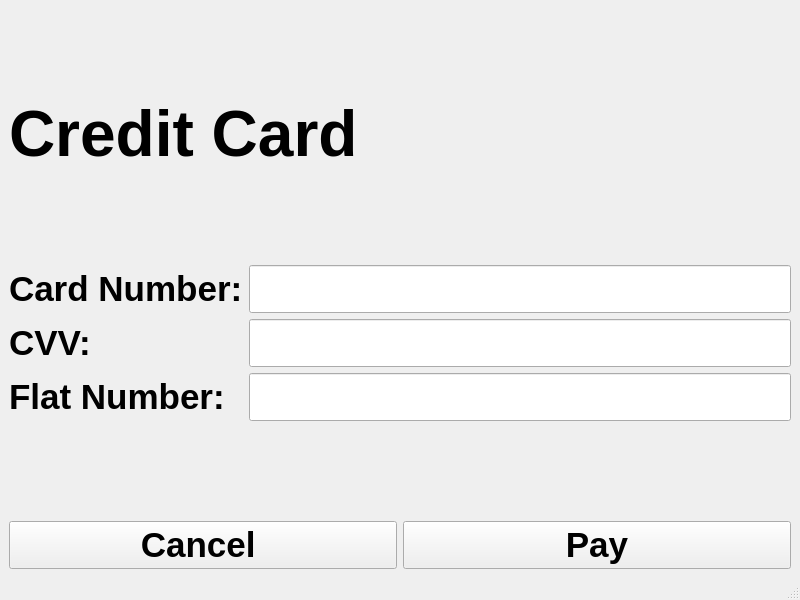
This is transaction_cc.ui in acmpesuecc/GrowPal as Qt 5 draws it before an edit. The edited form follows.
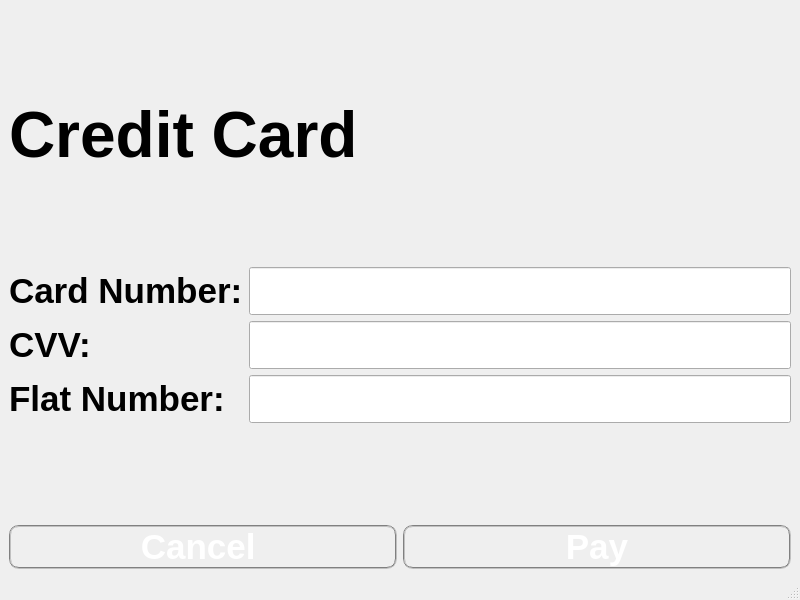
This is the edited form.

Patch:
```diff
--- a/transaction_cc.ui
+++ b/transaction_cc.ui
@@ -24,6 +24,11 @@
         <bold>true</bold>
        </font>
       </property>
+      <property name="styleSheet">
+       <string notr="true">
+                 color: white; 
+                 border-radius: 10px; border: 2px groove gray;</string>
+      </property>
       <property name="text">
        <string>Cancel </string>
       </property>
@@ -117,6 +122,11 @@
         <bold>true</bold>
        </font>
       </property>
+      <property name="styleSheet">
+       <string notr="true">
+                 color: white; 
+                 border-radius: 10px; border: 2px groove gray;</string>
+      </property>
       <property name="text">
        <string>Pay</string>
       </property>
```
